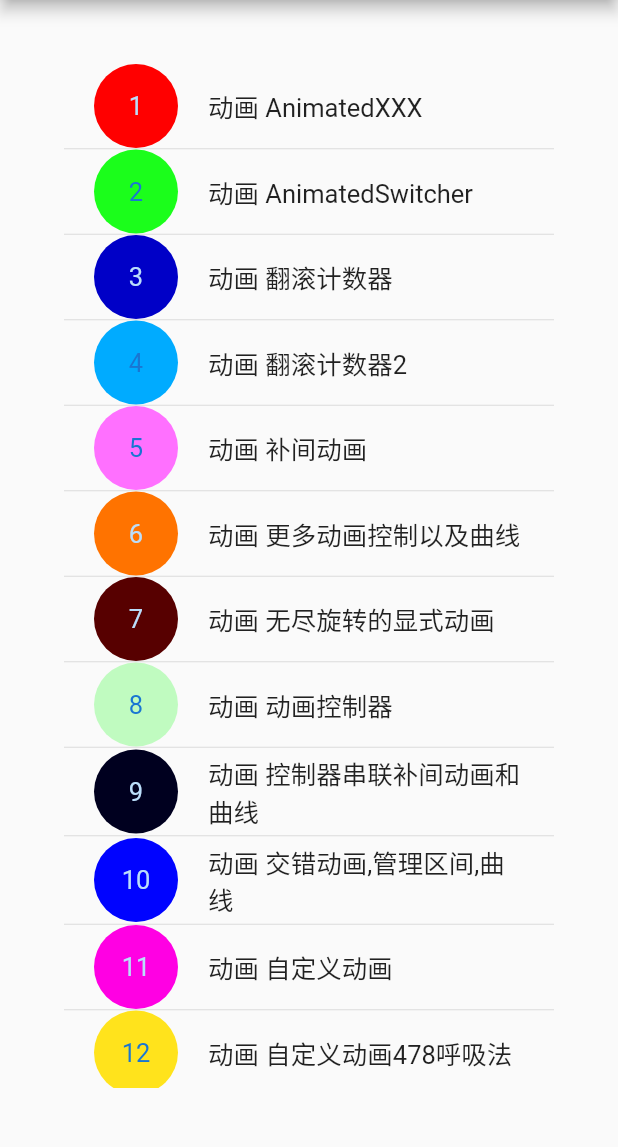
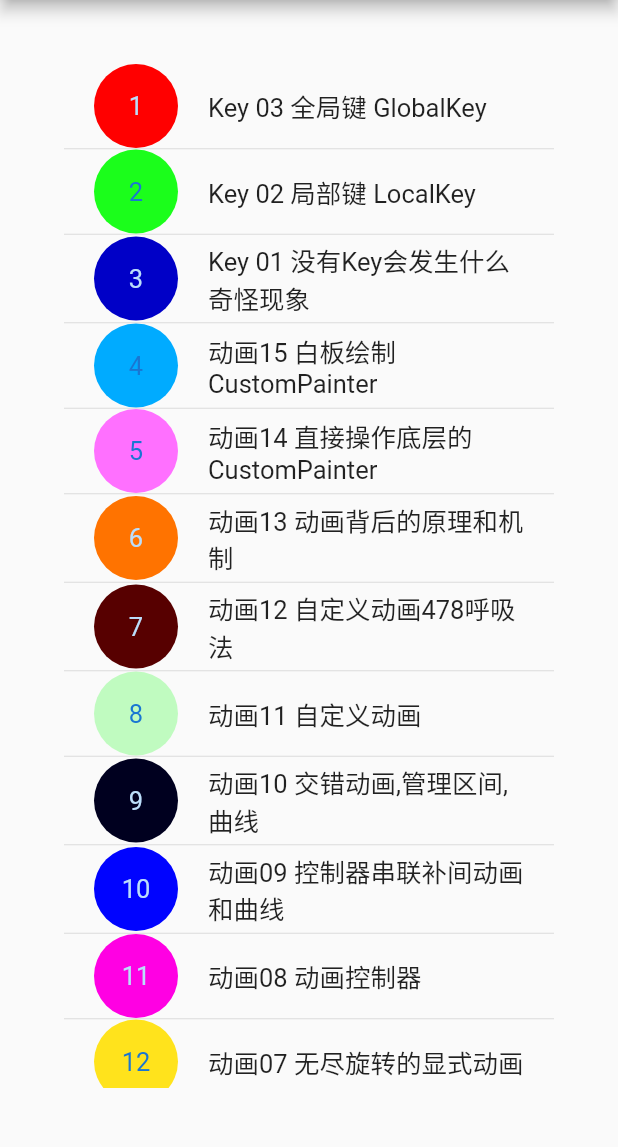
Before and after one commit to svran/flutter-learning, a Flutter app: the screen it shows after launch, after a tap on "新的学习 >> 补充", on a phone screen of 412 x 824 dp, the part 84-1231 px from its top. Run offline on Flutter 3.47's test engine with Material 2 defaults, Android fonts, the phone set to English and light mode, and no system bars; drawn by our look-alikes of oktoast; our stand-ins replace dio, event_bus, logger; network calls fail.

Commit message:
_ 雪人, key.

```diff
--- a/lib/additional/main.dart
+++ b/lib/additional/main.dart
@@ -2,6 +2,7 @@ import 'package:flutter/foundation.dart';
 import 'package:flutter/material.dart';
 import 'package:flutter_localizations/flutter_localizations.dart';
 import 'package:oktoast/oktoast.dart';
+import 'package:svran_flutter_study/ext/toast/miui_10_anim_builder.dart';
 
 import '../public_code.dart';
 
@@ -15,7 +16,7 @@ class AdditionalApp extends StatelessWidget {
   Widget build(BuildContext context) {
     // SvranSizeFit.init();
     return OKToast(
-      animationBuilder: const Miui10AnimBuilder(),
+      animationBuilder: const SvranMiui10AnimBuilder(),
       backgroundColor: Colors.black.withAlpha(0x99),
       textPadding: const EdgeInsets.all(15),
       position: ToastPosition.bottom,
--- a/lib/app/main.dart
+++ b/lib/app/main.dart
@@ -7,6 +7,7 @@ import 'package:svran_flutter_study/app/core/router/routes.dart';
 import 'package:svran_flutter_study/app/core/view_model/init_providers_view_model.dart';
 import 'package:svran_flutter_study/app/ui/shared/app_theme.dart';
 import 'package:svran_flutter_study/app/ui/shared/svran_pixel.dart';
+import 'package:svran_flutter_study/ext/toast/miui_10_anim_builder.dart';
 import 'package:svran_flutter_study/study/screen_adaptation/size_fit.dart';
 
 import '../public_code.dart';
@@ -23,7 +24,7 @@ class App extends StatelessWidget {
     return SvranPixel(
       builder: (context) {
         return OKToast(
-          animationBuilder: const Miui10AnimBuilder(),
+          animationBuilder: const SvranMiui10AnimBuilder(),
           backgroundColor: Colors.black.withAlpha(0x99),
           textPadding: const EdgeInsets.all(15),
           position: ToastPosition.bottom,
--- a/lib/douban/main.dart
+++ b/lib/douban/main.dart
@@ -3,6 +3,7 @@ import 'package:flutter/material.dart';
 import 'package:oktoast/oktoast.dart';
 import 'package:provider/provider.dart';
 import 'package:svran_flutter_study/douban/pages/main/main.dart';
+import 'package:svran_flutter_study/ext/toast/miui_10_anim_builder.dart';
 import 'package:svran_flutter_study/public_code.dart';
 import 'package:svran_flutter_study/study/provider/initialize_providers.dart';
 
@@ -15,7 +16,7 @@ class MyApp extends StatelessWidget {
   @override
   Widget build(BuildContext context) {
     return OKToast(
-      animationBuilder: const Miui10AnimBuilder(),
+      animationBuilder: const SvranMiui10AnimBuilder(),
       backgroundColor: Colors.black.withAlpha(0x99),
       textPadding: const EdgeInsets.all(15),
       position: ToastPosition.bottom,
--- /dev/null
+++ b/lib/ext/toast/miui_10_anim_builder.dart
@@ -0,0 +1,28 @@
+import 'dart:math';
+
+import 'package:flutter/material.dart';
+import 'package:oktoast/oktoast.dart';
+
+class SvranMiui10AnimBuilder extends BaseAnimationBuilder {
+  const SvranMiui10AnimBuilder();
+
+  @override
+  Widget buildWidget(
+    BuildContext context,
+    Widget child,
+    AnimationController controller,
+    double percent,
+  ) {
+    final double opacity = min(1.0, percent + 0.2);
+    // final double offset = (1 - percent) * 20;
+    var anim = Tween(begin: 60.0, end: 0.0).chain(CurveTween(curve: Curves.elasticOut)).animate(controller);
+
+    return Opacity(
+      opacity: opacity,
+      child: Transform.translate(
+        child: child,
+        offset: Offset(0, anim.value),
+      ),
+    );
+  }
+}
--- a/lib/main.dart
+++ b/lib/main.dart
@@ -4,6 +4,7 @@ import 'package:flutter_localizations/flutter_localizations.dart';
 import 'package:oktoast/oktoast.dart';
 import 'package:provider/provider.dart';
 import 'package:svran_flutter_study/app/ui/shared/svran_pixel.dart';
+import 'package:svran_flutter_study/ext/toast/miui_10_anim_builder.dart';
 import 'package:svran_flutter_study/study/provider/initialize_providers.dart';
 import 'package:svran_flutter_study/study/router/svran_router.dart';
 import 'package:svran_flutter_study/study/screen_adaptation/size_fit.dart';
@@ -24,7 +25,7 @@ class MyApp extends StatelessWidget {
     return SvranPixel(
       builder: (context) {
         return OKToast(
-          animationBuilder: const Miui10AnimBuilder(),
+          animationBuilder: const SvranMiui10AnimBuilder(),
           backgroundColor: Colors.black.withAlpha(0x99),
           textPadding: const EdgeInsets.all(15),
           position: ToastPosition.bottom,
--- a/lib/study/provider/main.dart
+++ b/lib/study/provider/main.dart
@@ -2,6 +2,7 @@ import 'package:flutter/foundation.dart';
 import 'package:flutter/material.dart';
 import 'package:oktoast/oktoast.dart';
 import 'package:provider/provider.dart';
+import 'package:svran_flutter_study/ext/toast/miui_10_anim_builder.dart';
 import 'package:svran_flutter_study/public_code.dart';
 import 'package:svran_flutter_study/study/initalize_pages_data.dart';
 import 'package:svran_flutter_study/study/provider/initialize_providers.dart';
@@ -26,7 +27,7 @@ class MyApp extends StatelessWidget {
   @override
   Widget build(BuildContext context) {
     return OKToast(
-      animationBuilder: const Miui10AnimBuilder(),
+      animationBuilder: const SvranMiui10AnimBuilder(),
       backgroundColor: Colors.black.withAlpha(0x99),
       textPadding: const EdgeInsets.all(15),
       position: ToastPosition.bottom,
@@ -61,8 +62,7 @@ class _SvranListWidgetState extends State<SvranListWidget> {
   Widget build(BuildContext context) {
     return Container(
       padding: const EdgeInsets.all(20),
-      child: ListView.separated(
-          itemBuilder: _itemBuilder, separatorBuilder: _separatorBuilder, itemCount: data.length),
+      child: ListView.separated(itemBuilder: _itemBuilder, separatorBuilder: _separatorBuilder, itemCount: data.length),
     );
   }
 
--- a/lib/ws/initalize_ws_pages_data.dart
+++ b/lib/ws/initalize_ws_pages_data.dart
@@ -9,25 +9,34 @@ import 'package:svran_flutter_study/ws/anim/a07/anim_unlimited.dart';
 import 'package:svran_flutter_study/ws/anim/a08/anim_controller.dart';
 import 'package:svran_flutter_study/ws/anim/a09/anim_controller_tween.dart';
 import 'package:svran_flutter_study/ws/anim/a10/anim_a10.dart';
+import 'package:svran_flutter_study/ws/anim/a11/custom_anim.dart';
 import 'package:svran_flutter_study/ws/anim/a12/anim_478.dart';
 import 'package:svran_flutter_study/ws/anim/a13/anim_principle.dart';
 import 'package:svran_flutter_study/ws/anim/a14/anim_custom_painter.dart';
-
-import 'anim/a11/custom_anim.dart';
+import 'package:svran_flutter_study/ws/anim/a15/board_painter.dart';
+import 'package:svran_flutter_study/ws/key/k01/key01_no_key.dart';
+import 'package:svran_flutter_study/ws/key/k02/local_key.dart';
+import 'package:svran_flutter_study/ws/key/k03/global_key.dart';
 
 final List<SvranListBean> wsData = [
-  SvranListBean("动画 AnimatedXXX", const AnimatedWidgetDemoPage()),
-  SvranListBean("动画 AnimatedSwitcher", const AnimatedSwitcherDemoPage()),
-  SvranListBean("动画 翻滚计数器", const AnimatedNumberDemoPage()),
-  SvranListBean("动画 翻滚计数器2", const AnimatedNumberDemoPage1()),
-  SvranListBean("动画 补间动画", const TweenAnimBuilderDemoPage()),
-  SvranListBean("动画 更多动画控制以及曲线", const CurvesDemoPage()),
-  SvranListBean("动画 无尽旋转的显式动画", const AnimatedUnlimitedDemoPage()),
-  SvranListBean("动画 动画控制器", const AnimControllerDemoPage()),
-  SvranListBean("动画 控制器串联补间动画和曲线", const AminControllerTweenDemoPage()),
-  SvranListBean("动画 交错动画,管理区间,曲线", const SvranAnimA10DemoPage()),
-  SvranListBean("动画 自定义动画", const SvranCustomAnimDemoPage()),
-  SvranListBean("动画 自定义动画478呼吸法", const Anim478DemoPage()),
-  SvranListBean("动画 动画背后的原理和机制", const AminPrincipleDemoPage()),
-  SvranListBean("动画 直接操作底层的CustomPainter", const AminCustomPainterDemoPage()),
+  // key 相关
+  SvranListBean("Key 03 全局键 GlobalKey", const GlobalKeyDemoPage()),
+  SvranListBean("Key 02 局部键 LocalKey", const SvranLocalKeyDemoPage()),
+  SvranListBean("Key 01 没有Key会发生什么奇怪现象", const NoKeyDemoPage()),
+  // 动画相关
+  SvranListBean("动画15 白板绘制 CustomPainter", const BoardPainterDemoPage()),
+  SvranListBean("动画14 直接操作底层的CustomPainter", const AminCustomPainterDemoPage()),
+  SvranListBean("动画13 动画背后的原理和机制", const AminPrincipleDemoPage()),
+  SvranListBean("动画12 自定义动画478呼吸法", const Anim478DemoPage()),
+  SvranListBean("动画11 自定义动画", const SvranCustomAnimDemoPage()),
+  SvranListBean("动画10 交错动画,管理区间,曲线", const SvranAnimA10DemoPage()),
+  SvranListBean("动画09 控制器串联补间动画和曲线", const AminControllerTweenDemoPage()),
+  SvranListBean("动画08 动画控制器", const AnimControllerDemoPage()),
+  SvranListBean("动画07 无尽旋转的显式动画", const AnimatedUnlimitedDemoPage()),
+  SvranListBean("动画06 更多动画控制以及曲线", const CurvesDemoPage()),
+  SvranListBean("动画05 补间动画", const TweenAnimBuilderDemoPage()),
+  SvranListBean("动画04 翻滚计数器2", const AnimatedNumberDemoPage1()),
+  SvranListBean("动画03 翻滚计数器", const AnimatedNumberDemoPage()),
+  SvranListBean("动画02 AnimatedSwitcher", const AnimatedSwitcherDemoPage()),
+  SvranListBean("动画01 AnimatedXXX", const AnimatedWidgetDemoPage()),
 ];
--- a/lib/ws/main.dart
+++ b/lib/ws/main.dart
@@ -2,6 +2,7 @@ import 'package:flutter/foundation.dart';
 import 'package:flutter/material.dart';
 import 'package:flutter_localizations/flutter_localizations.dart';
 import 'package:oktoast/oktoast.dart';
+import 'package:svran_flutter_study/ext/toast/miui_10_anim_builder.dart';
 import 'package:svran_flutter_study/ext/toast/svran_toast.dart';
 import 'package:svran_flutter_study/study/screen_adaptation/size_fit.dart';
 
@@ -18,7 +19,7 @@ class WsApp extends StatelessWidget {
   Widget build(BuildContext context) {
     SvranSizeFit.init();
     return OKToast(
-      animationBuilder: const Miui10AnimBuilder(),
+      animationBuilder: const SvranMiui10AnimBuilder(),
       backgroundColor: Colors.black.withAlpha(0x99),
       textPadding: EdgeInsets.all(15.px),
       position: ToastPosition.bottom,
--- a/pubspec.yaml
+++ b/pubspec.yaml
@@ -34,9 +34,9 @@ dependencies:
 
   # The following adds the Cupertino Icons font to your application.
   # Use with the CupertinoIcons class for iOS style icons.
-  cupertino_icons: ^1.0.3
+  cupertino_icons: ^1.0.4
   logger: ^1.1.0
-  oktoast: ^3.1.4
+  oktoast: ^3.1.5
   dio: ^4.0.1
   provider: ^6.0.1
   event_bus: ^2.0.0
@@ -46,6 +46,7 @@ dependencies:
   file_selector_windows: ^0.0.2+1
   file_selector_web: ^0.8.1+2
   google_fonts: ^2.1.0
+  flare_flutter: ^3.0.2
 
 dev_dependencies:
   flutter_test:
```
Also changed, not shown: lib/ws/anim/a14/anim_custom_painter.dart (+51 -4 lines), lib/ws/anim/a15/board_painter.dart (added, +75 -0 lines), lib/ws/key/k01/key01_no_key.dart (added, +61 -0 lines), lib/ws/key/k02/local_key.dart (added, +65 -0 lines), lib/ws/key/k03/global_key.dart (added, +51 -0 lines), pubspec.lock, 1 other file.
